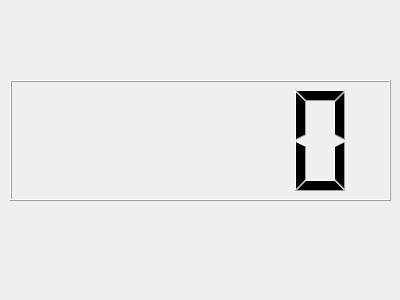
Before: the Qt Designer form day06/MyClock.ui in LEUNSU/basic-rasberrypi-2024, drawn with Qt 5.
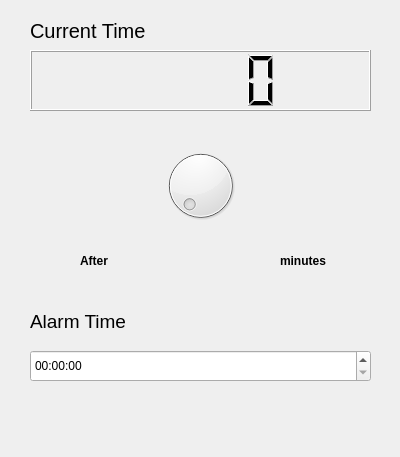
After: the same form once the commit is applied.

The edit to the form file:
```diff
--- a/day06/MyClock.ui
+++ b/day06/MyClock.ui
@@ -7,19 +7,123 @@
     <x>0</x>
     <y>0</y>
     <width>400</width>
-    <height>300</height>
+    <height>457</height>
    </rect>
   </property>
+  <property name="font">
+   <font>
+    <weight>50</weight>
+    <bold>false</bold>
+   </font>
+  </property>
   <property name="windowTitle">
    <string>Form</string>
   </property>
   <widget class="QLCDNumber" name="lcdNumber">
    <property name="geometry">
     <rect>
-     <x>10</x>
-     <y>80</y>
-     <width>381</width>
-     <height>121</height>
+     <x>30</x>
+     <y>50</y>
+     <width>341</width>
+     <height>61</height>
+    </rect>
+   </property>
+  </widget>
+  <widget class="QDial" name="dial">
+   <property name="geometry">
+    <rect>
+     <x>160</x>
+     <y>140</y>
+     <width>81</width>
+     <height>91</height>
+    </rect>
+   </property>
+  </widget>
+  <widget class="QLabel" name="label">
+   <property name="geometry">
+    <rect>
+     <x>30</x>
+     <y>20</y>
+     <width>131</width>
+     <height>22</height>
+    </rect>
+   </property>
+   <property name="font">
+    <font>
+     <pointsize>15</pointsize>
+     <weight>50</weight>
+     <bold>false</bold>
+    </font>
+   </property>
+   <property name="text">
+    <string>Current Time</string>
+   </property>
+  </widget>
+  <widget class="QLabel" name="label_2">
+   <property name="geometry">
+    <rect>
+     <x>80</x>
+     <y>250</y>
+     <width>68</width>
+     <height>22</height>
+    </rect>
+   </property>
+   <property name="font">
+    <font>
+     <weight>75</weight>
+     <bold>true</bold>
+    </font>
+   </property>
+   <property name="text">
+    <string>After</string>
+   </property>
+  </widget>
+  <widget class="QLabel" name="label_3">
+   <property name="geometry">
+    <rect>
+     <x>280</x>
+     <y>250</y>
+     <width>68</width>
+     <height>22</height>
+    </rect>
+   </property>
+   <property name="font">
+    <font>
+     <weight>75</weight>
+     <bold>true</bold>
+    </font>
+   </property>
+   <property name="text">
+    <string>minutes</string>
+   </property>
+  </widget>
+  <widget class="QLabel" name="label_4">
+   <property name="geometry">
+    <rect>
+     <x>30</x>
+     <y>310</y>
+     <width>101</width>
+     <height>22</height>
+    </rect>
+   </property>
+   <property name="font">
+    <font>
+     <pointsize>14</pointsize>
+     <weight>50</weight>
+     <bold>false</bold>
+    </font>
+   </property>
+   <property name="text">
+    <string>Alarm Time</string>
+   </property>
+  </widget>
+  <widget class="QTimeEdit" name="timeEdit">
+   <property name="geometry">
+    <rect>
+     <x>30</x>
+     <y>350</y>
+     <width>341</width>
+     <height>32</height>
     </rect>
    </property>
   </widget>
```
